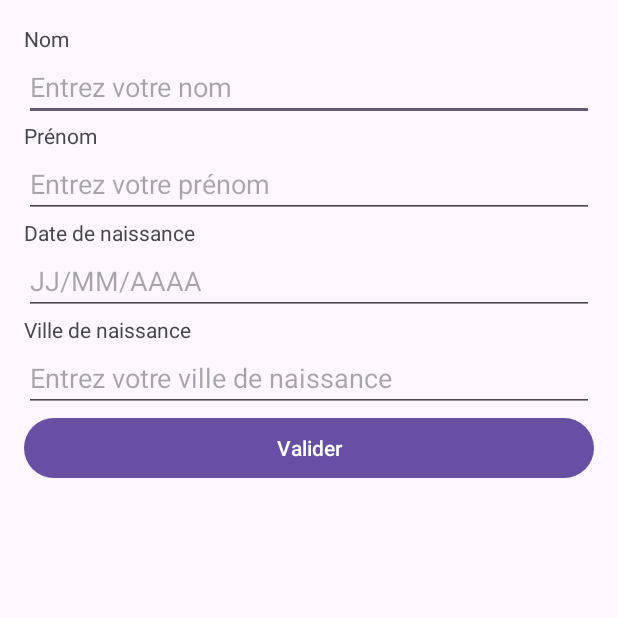
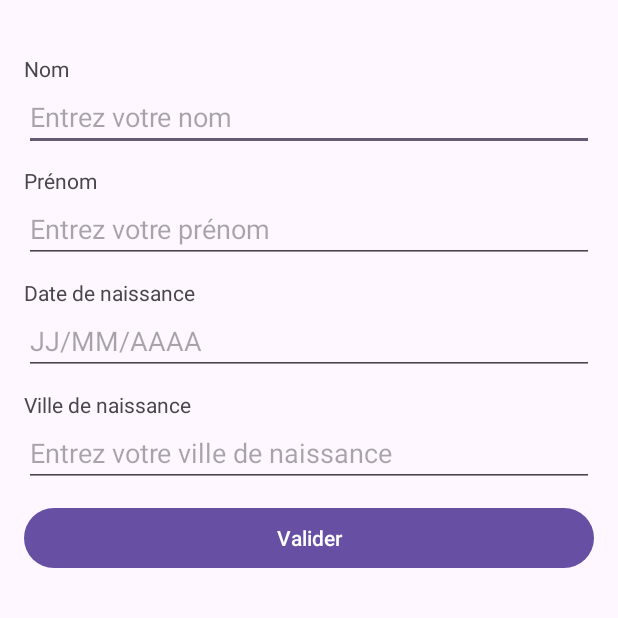
Before and after one commit to Jiaobanzhang/Android_TP, an Android app: the screen it shows after launch (MainActivity), on a phone screen of 412 x 824 dp, the top half of it. Run offline under Robolectric (Android 15) with nearby library versions, the phone set to English and light mode, and no system bars; 1 statement that could not run was skipped.

Commit message:
TP2 - strings.xml, 实现国际化, 并且调整页面布局

```diff
--- a/app/src/main/res/layout/activity_main.xml
+++ b/app/src/main/res/layout/activity_main.xml
@@ -12,7 +12,8 @@
         android:id="@+id/text_nom"
         android:layout_width="wrap_content"
         android:layout_height="wrap_content"
-        android:text="Nom"
+        android:text="@string/label_nom"
+        android:layout_marginTop="20dp"
         app:layout_constraintTop_toTopOf="parent"
         app:layout_constraintStart_toStartOf="parent" />
 
@@ -20,7 +21,7 @@
         android:id="@+id/edit_nom"
         android:layout_width="0dp"
         android:layout_height="wrap_content"
-        android:hint="Entrez votre nom"
+        android:hint="@string/hint_nom"
         app:layout_constraintTop_toBottomOf="@id/text_nom"
         app:layout_constraintStart_toStartOf="parent"
         app:layout_constraintEnd_toEndOf="parent" />
@@ -30,7 +31,8 @@
         android:id="@+id/text_prenom"
         android:layout_width="wrap_content"
         android:layout_height="wrap_content"
-        android:text="Prénom"
+        android:text="@string/label_prenom"
+        android:layout_marginTop="10dp"
         app:layout_constraintTop_toBottomOf="@id/edit_nom"
         app:layout_constraintStart_toStartOf="parent" />
 
@@ -38,7 +40,7 @@
         android:id="@+id/edit_prenom"
         android:layout_width="0dp"
         android:layout_height="wrap_content"
-        android:hint="Entrez votre prénom"
+        android:hint="@string/hint_prenom"
         app:layout_constraintTop_toBottomOf="@id/text_prenom"
         app:layout_constraintStart_toStartOf="parent"
         app:layout_constraintEnd_toEndOf="parent" />
@@ -48,7 +50,8 @@
         android:id="@+id/text_date_naissance"
         android:layout_width="wrap_content"
         android:layout_height="wrap_content"
-        android:text="Date de naissance"
+        android:text="@string/label_date_naissance"
+        android:layout_marginTop="10dp"
         app:layout_constraintTop_toBottomOf="@id/edit_prenom"
         app:layout_constraintStart_toStartOf="parent" />
 
@@ -56,7 +59,7 @@
         android:id="@+id/edit_date_naissance"
         android:layout_width="0dp"
         android:layout_height="wrap_content"
-        android:hint="JJ/MM/AAAA"
+        android:hint="@string/hint_date"
         android:inputType="date"
         app:layout_constraintTop_toBottomOf="@id/text_date_naissance"
         app:layout_constraintStart_toStartOf="parent"
@@ -67,7 +70,8 @@
         android:id="@+id/text_ville_naissance"
         android:layout_width="wrap_content"
         android:layout_height="wrap_content"
-        android:text="Ville de naissance"
+        android:text="@string/label_ville_naissance"
+        android:layout_marginTop="10dp"
         app:layout_constraintTop_toBottomOf="@id/edit_date_naissance"
         app:layout_constraintStart_toStartOf="parent" />
 
@@ -75,7 +79,7 @@
         android:id="@+id/edit_ville_naissance"
         android:layout_width="0dp"
         android:layout_height="wrap_content"
-        android:hint="Entrez votre ville de naissance"
+        android:hint="@string/hint_ville"
         app:layout_constraintTop_toBottomOf="@id/text_ville_naissance"
         app:layout_constraintStart_toStartOf="parent"
         app:layout_constraintEnd_toEndOf="parent" />
@@ -85,9 +89,11 @@
         android:id="@+id/button_validate"
         android:layout_width="0dp"
         android:layout_height="wrap_content"
-        android:text="Valider"
+        android:text="@string/button_validate"
+        android:layout_marginTop="10dp"
         app:layout_constraintTop_toBottomOf="@id/edit_ville_naissance"
         app:layout_constraintStart_toStartOf="parent"
         app:layout_constraintEnd_toEndOf="parent" />
 
+
 </androidx.constraintlayout.widget.ConstraintLayout>
--- a/app/src/main/res/values/strings.xml
+++ b/app/src/main/res/values/strings.xml
@@ -1,3 +1,12 @@
 <resources>
-    <string name="app_name">MyFirstAppllication</string>
+    <string name="app_name">Mon Application</string>
+    <string name="label_nom">Nom</string>
+    <string name="label_prenom">Prénom</string>
+    <string name="label_date_naissance">Date de naissance</string>
+    <string name="label_ville_naissance">Ville de naissance</string>
+    <string name="hint_nom">Entrez votre nom</string>
+    <string name="hint_prenom">Entrez votre prénom</string>
+    <string name="hint_date">JJ/MM/AAAA</string>
+    <string name="hint_ville">Entrez votre ville de naissance</string>
+    <string name="button_validate">Valider</string>
 </resources>
```
